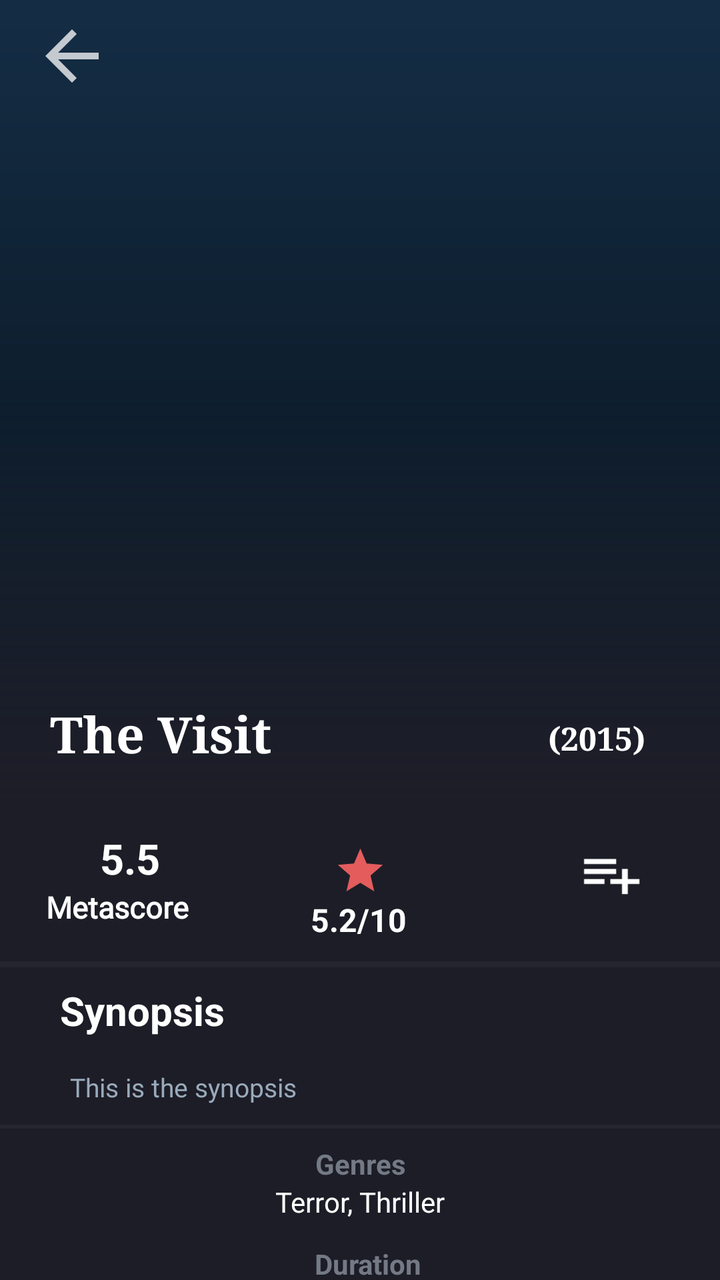
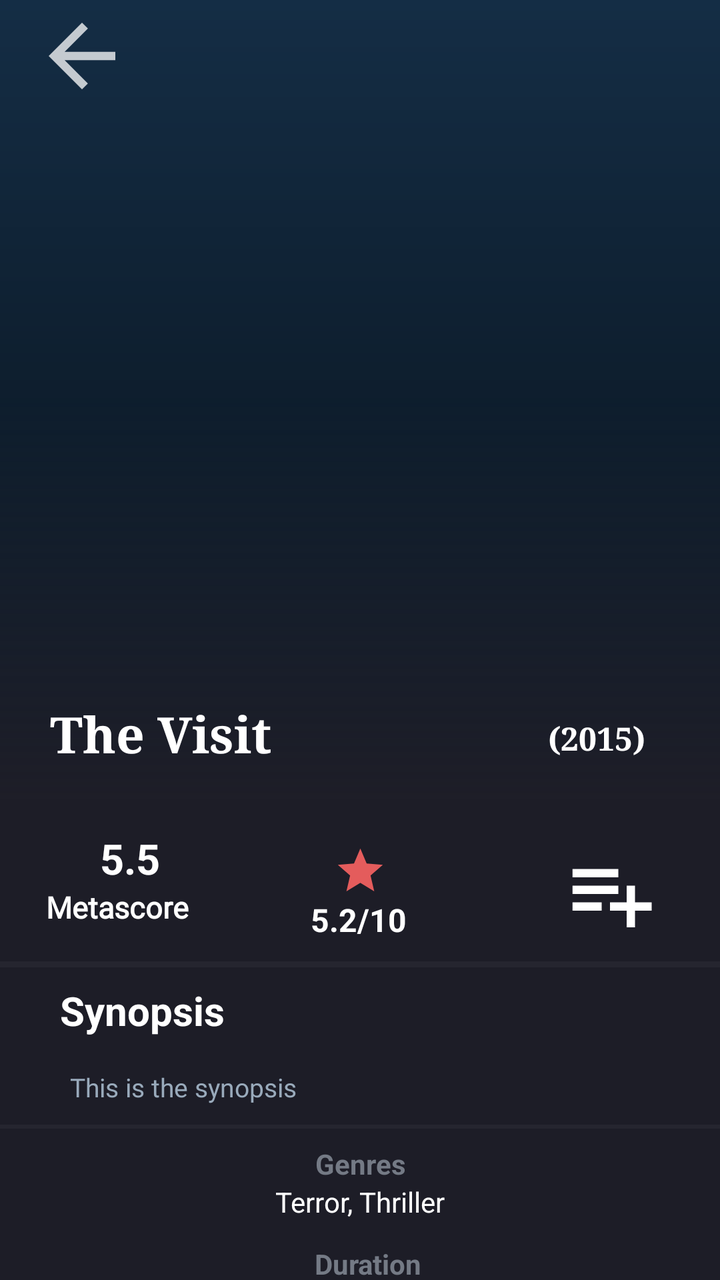

Compare the two renders of this Android layout. The source of the first and the diff that turns it into the second are given below.
<!-- AndroidManifest.xml: application theme Theme.Foundfootage -->
<!-- res/layout/activity_detailed.xml -->
<?xml version="1.0" encoding="utf-8"?>
<androidx.coordinatorlayout.widget.CoordinatorLayout xmlns:android="http://schemas.android.com/apk/res/android"
    android:layout_width="match_parent"
    android:layout_height="match_parent"
    xmlns:tools="http://schemas.android.com/tools"
    xmlns:app="http://schemas.android.com/apk/res-auto"
    android:background="#1d1d27"
    tools:context=".DetailedActivity">
    
    <com.google.android.material.appbar.AppBarLayout
        android:id="@+id/appbar"
        android:layout_width="match_parent"
        android:layout_height="400dp"
        android:fitsSystemWindows="true"
        >

        <com.google.android.material.appbar.CollapsingToolbarLayout
            android:id="@+id/collapsing_toolbar"
            android:layout_width="match_parent"
            android:layout_height="match_parent"
            android:fitsSystemWindows="true"
            app:layout_scrollFlags="scroll|snap|exitUntilCollapsed"
            >

            <FrameLayout
                android:layout_width="match_parent"
                android:layout_height="wrap_content">

                <ImageView
                android:id="@+id/image_movie"
                android:layout_width="match_parent"
                android:layout_height="match_parent"
                android:scaleType="fitXY"
                app:layout_collapseMode="parallax"
                />

                <View
                android:layout_width="match_parent"
                android:layout_gravity="top"
                android:background="@drawable/fade_image_background"
                android:layout_height="400dp"/>

                <RelativeLayout
                    android:layout_width="fill_parent"
                    android:layout_height="fill_parent" >

                    <TextView
                        android:id="@+id/title_movie"
                        android:layout_width="264dp"
                        android:layout_height="wrap_content"
                        android:layout_marginTop="350dp"
                        android:fontFamily="serif"
                        android:paddingLeft="25dp"
                        android:text="The Visit"
                        android:textColor="@color/white"
                        android:textSize="25sp"
                        android:textStyle="bold"
                        app:autoSizeTextType="uniform">

                    </TextView>

                    <TextView
                        android:id="@+id/release_movie"
                        android:layout_width="wrap_content"
                        android:layout_height="wrap_content"
                        android:layout_marginTop="358dp"
                        android:layout_toRightOf="@id/title_movie"
                        android:fontFamily="serif"
                        android:paddingStart="10dp"
                        android:text="(2015)"
                        android:textColor="@color/white"
                        android:textSize="16sp"
                        android:textStyle="bold">

                    </TextView>

                </RelativeLayout>
            </FrameLayout>

            <androidx.appcompat.widget.Toolbar
                android:id="@+id/toolbar"
                android:layout_width="match_parent"
                android:layout_height="?attr/actionBarSize"
                app:layout_collapseMode="pin">

                <Button
                    android:layout_width="40dp"
                    android:layout_height="40dp"
                    android:id="@+id/gobackbutton"
                    app:backgroundTint="@color/white"
                    android:background="@drawable/arrow_goback"/>
            </androidx.appcompat.widget.Toolbar>

        </com.google.android.material.appbar.CollapsingToolbarLayout>

    </com.google.android.material.appbar.AppBarLayout>

    <androidx.core.widget.NestedScrollView
        android:id="@+id/nestedScrollView"
        android:layout_width="match_parent"
        android:layout_height="match_parent"
        app:layout_behavior="com.google.android.material.appbar.AppBarLayout$ScrollingViewBehavior">

        <androidx.constraintlayout.widget.ConstraintLayout
            android:layout_width="match_parent"
            android:layout_height="match_parent">

            <TextView
                android:id="@+id/metascore_movie"
                android:layout_width="wrap_content"
                android:layout_height="wrap_content"
                android:layout_marginTop="15dp"
                android:text="5.5"
                android:textColor="@color/white"
                android:textSize="21sp"
                android:textStyle="bold"
                android:paddingStart="50dp"
                app:layout_constraintStart_toStartOf="parent"
                app:layout_constraintTop_toBottomOf="parent"
                app:layout_constraintTop_toTopOf="parent">

            </TextView>

            <TextView
                android:id="@+id/metascore_title"
                android:layout_width="wrap_content"
                android:layout_height="wrap_content"
                android:fontFamily="@font/patua_one"
                android:text="Metascore"
                android:textStyle="bold"
                android:textColor="@color/white"
                android:textSize="15sp"
                app:layout_constraintEnd_toEndOf="parent"
                app:layout_constraintHorizontal_bias="0.08"
                app:layout_constraintStart_toStartOf="parent"
                app:layout_constraintTop_toBottomOf="@+id/metascore_movie">

            </TextView>

            <ImageView
                android:id="@+id/imageView"
                android:layout_width="33dp"

                android:layout_height="27dp"
                android:layout_marginTop="22dp"
                android:src="@drawable/ic_baseline_star_24"
                app:layout_constraintEnd_toEndOf="parent"
                app:layout_constraintStart_toStartOf="parent"
                app:layout_constraintTop_toBottomOf="parent"
                app:layout_constraintTop_toTopOf="parent">

            </ImageView>

            <TextView
                android:id="@+id/rate_movie"
                android:layout_width="wrap_content"
                android:layout_height="match_parent"
                android:text="5.2/10"
                android:textSize="16sp"
                android:textStyle="bold"
                android:textColor="@color/white"
                app:layout_constraintEnd_toEndOf="parent"
                app:layout_constraintHorizontal_bias="0.498"
                app:layout_constraintStart_toStartOf="parent"
                app:layout_constraintTop_toBottomOf="@+id/imageView">

            </TextView>

            <ToggleButton
                android:id="@+id/watchlist_button"
                android:layout_width="35dp"
                android:layout_marginStart="250dp"
                android:layout_height="30dp"
                android:textOn=" "
                android:textOff=" "
                android:layout_marginTop="22dp"
                app:layout_constraintEnd_toEndOf="parent"
                app:layout_constraintStart_toStartOf="parent"
                app:layout_constraintTop_toBottomOf="parent"
                app:layout_constraintTop_toTopOf="parent"
                android:background="@drawable/watchlist_add_icon"
                />


            <View
                android:id="@+id/view1"
                android:layout_width="360dp"
                android:layout_height="3dp"
                android:layout_margin="10dp"
                android:background="#25252f"
                app:layout_constraintEnd_toEndOf="parent"
                app:layout_constraintStart_toStartOf="parent"
                app:layout_constraintTop_toBottomOf="@+id/rate_movie">

            </View>

            <TextView
                android:id="@+id/synopsis_title"
                android:layout_width="match_parent"
                android:layout_height="wrap_content"
                android:layout_marginTop="8dp"
                android:paddingStart="30dp"
                android:paddingEnd="10dp"
                android:text="Synopsis"
                android:textColor="@color/white"
                android:textSize="20sp"
                android:textStyle="bold"
                app:layout_constraintEnd_toEndOf="parent"
                app:layout_constraintHorizontal_bias="1.0"
                app:layout_constraintStart_toStartOf="parent"
                app:layout_constraintTop_toBottomOf="@+id/view1">

            </TextView>

            <TextView
                android:id="@+id/synopsis"
                android:layout_width="match_parent"
                android:layout_height="wrap_content"
                android:layout_marginTop="16dp"
                android:fontFamily="@font/trocchi"
                android:paddingStart="35dp"
                android:paddingEnd="35dp"
                android:text="This is the synopsis"
                android:textColor="#9ab"
                android:textSize="13sp"
                app:layout_constraintEnd_toEndOf="parent"
                app:layout_constraintHorizontal_bias="0.0"
                app:layout_constraintStart_toStartOf="parent"
                app:layout_constraintTop_toBottomOf="@+id/synopsis_title">

            </TextView>

            <View
                android:id="@+id/view2"
                android:layout_width="360dp"
                android:layout_height="2dp"
                android:layout_margin="10dp"
                android:background="#25252f"
                app:layout_constraintEnd_toEndOf="parent"
                app:layout_constraintStart_toStartOf="parent"
                app:layout_constraintTop_toBottomOf="@+id/synopsis">

            </View>


            <TextView
                android:id="@+id/genres_title"
                android:layout_width="wrap_content"
                android:layout_height="wrap_content"
                android:layout_marginTop="8dp"
                android:text="Genres"
                android:textColor="#747a85"
                android:gravity="center"
                android:textStyle="bold"
                app:layout_constraintEnd_toEndOf="parent"
                app:layout_constraintStart_toStartOf="parent"
                app:layout_constraintTop_toBottomOf="@+id/view2">

            </TextView>

            <TextView
                android:id="@+id/genres_movie"
                android:layout_width="wrap_content"
                android:layout_height="wrap_content"
                android:text="Terror, Thriller"
                android:textColor="@color/white"
                app:layout_constraintEnd_toEndOf="parent"
                app:layout_constraintStart_toStartOf="parent"
                app:layout_constraintTop_toBottomOf="@+id/genres_title">

            </TextView>

            <TextView
                android:id="@+id/duration_title"
                android:layout_width="wrap_content"
                android:layout_height="wrap_content"
                android:layout_marginTop="12dp"
                android:text="Duration"
                android:textColor="#747a85"
                android:textStyle="bold"
                app:layout_constraintEnd_toEndOf="parent"
                app:layout_constraintHorizontal_bias="0.0"
                app:layout_constraintStart_toStartOf="@id/genres_title"
                app:layout_constraintTop_toBottomOf="@+id/genres_movie">

            </TextView>

            <TextView
                android:id="@+id/duration_movie"
                android:layout_width="wrap_content"
                android:layout_height="wrap_content"
                android:text="1h 30m"
                android:textColor="@color/white"
                android:paddingStart="9dp"
                app:layout_constraintBottom_toBottomOf="parent"
                app:layout_constraintEnd_toEndOf="parent"
                app:layout_constraintStart_toStartOf="parent"
                app:layout_constraintTop_toBottomOf="@+id/duration_title"
                app:layout_constraintVertical_bias="0.0">

            </TextView>

            <TextView
                android:id="@+id/cast_title"
                android:layout_width="wrap_content"
                android:layout_height="wrap_content"
                android:layout_marginTop="12dp"
                android:text="Cast"
                android:textColor="#747a85"
                android:textStyle="bold"
                app:layout_constraintEnd_toEndOf="parent"
                app:layout_constraintHorizontal_bias="0.51"
                app:layout_constraintStart_toStartOf="parent"
                app:layout_constraintTop_toBottomOf="@+id/duration_movie">

            </TextView>

            <TextView
                android:id="@+id/cast_movie"
                android:layout_width="wrap_content"
                android:layout_height="wrap_content"
                android:text="this is the cast"
                android:paddingStart="30dp"
                android:paddingEnd="30dp"
                android:gravity="center"
                android:textColor="@color/white"
                android:textSize="14sp"
                app:layout_constraintEnd_toEndOf="parent"
                app:layout_constraintStart_toStartOf="parent"
                app:layout_constraintTop_toBottomOf="@+id/cast_title">

            </TextView>

            <TextView
                android:id="@+id/directors_title"
                android:layout_width="wrap_content"
                android:layout_height="wrap_content"
                android:layout_marginTop="12dp"
                android:text="Directors"
                android:textColor="#747a85"
                android:textStyle="bold"
                app:layout_constraintEnd_toEndOf="parent"
                app:layout_constraintHorizontal_bias="0.51"
                app:layout_constraintStart_toStartOf="parent"
                app:layout_constraintTop_toBottomOf="@+id/cast_movie">

            </TextView>

            <TextView
                android:id="@+id/directors_movie"
                android:layout_width="wrap_content"
                android:layout_height="wrap_content"
                android:text="this is the directors"
                android:textColor="@color/white"
                android:textSize="14sp"
                android:layout_marginTop="5dp"
                app:layout_constraintEnd_toEndOf="parent"
                app:layout_constraintStart_toStartOf="parent"
                app:layout_constraintTop_toBottomOf="@+id/directors_title">

            </TextView>

        </androidx.constraintlayout.widget.ConstraintLayout>

    </androidx.core.widget.NestedScrollView>

</androidx.coordinatorlayout.widget.CoordinatorLayout>
<!-- resources referenced by this layout -->
<resources>
  <color name="white">#FFFFFF</color>
  <!-- drawable arrow_goback (drawable) -->
  <vector android:alpha="0.75" android:autoMirrored="true"
      android:height="24dp" android:tint="@color/white"
      android:viewportHeight="24" android:viewportWidth="24"
      android:width="24dp" xmlns:android="http://schemas.android.com/apk/res/android">
      <path android:fillColor="@color/white" android:pathData="M20,11H7.83l5.59,-5.59L12,4l-8,8 8,8 1.41,-1.41L7.83,13H20v-2z"/>
  </vector>
  <!-- drawable fade_image_background (drawable) -->
  <?xml version="1.0" encoding="utf-8"?>
  
  <shape xmlns:android="http://schemas.android.com/apk/res/android">
      <gradient
          android:angle="90"
          android:centerColor="#59000000"
          android:endColor="@android:color/transparent"
          android:startColor="#1d1d27" />
  </shape>
  <!-- drawable ic_baseline_star_24 (drawable) -->
  <vector android:height="24dp" android:tint="#E45C5C"
      android:viewportHeight="24" android:viewportWidth="24"
      android:width="24dp" xmlns:android="http://schemas.android.com/apk/res/android">
      <path android:fillColor="@android:color/white" android:pathData="M12,17.27L18.18,21l-1.64,-7.03L22,9.24l-7.19,-0.61L12,2 9.19,8.63 2,9.24l5.46,4.73L5.82,21z"/>
  </vector>
  <!-- drawable watchlist_add_icon (drawable) -->
  <vector android:autoMirrored="true" android:height="24dp"
      android:tint="#FFFFFF" android:viewportHeight="24"
      android:viewportWidth="24" android:width="24dp" xmlns:android="http://schemas.android.com/apk/res/android">
      <path android:fillColor="@android:color/white" android:pathData="M14,10H3v2h11V10zM14,6H3v2h11V6zM18,14v-4h-2v4h-4v2h4v4h2v-4h4v-2H18zM3,16h7v-2H3V16z"/>
  </vector>
  <style name="Theme.Foundfootage" parent="Theme.MaterialComponents.DayNight.NoActionBar">
          
          <item name="colorPrimary">@color/purplea</item>
          <item name="colorPrimaryVariant">@color/purple_700</item>
          <item name="colorOnPrimary">@color/white</item>
          
          <item name="colorSecondary">@color/teal_200</item>
          <item name="colorSecondaryVariant">@color/teal_700</item>
          <item name="colorOnSecondary">@color/black</item>
          
          <item name="android:statusBarColor" tools:targetApi="l">@color/purplea2</item>
          
      </style>
  <color name="purplea">#142d45</color>
  <color name="purple_700">#FF3700B3</color>
  <color name="teal_200">#FF03DAC5</color>
  <color name="teal_700">#FF018786</color>
  <color name="black">#FF000000</color>
  <color name="purplea2">#051d36</color>
</resources>

<!-- the commit's change to res/layout/activity_detailed.xml (unified diff, before → after) -->
@@ -84,9 +84,10 @@
                 app:layout_collapseMode="pin">
 
                 <Button
-                    android:layout_width="40dp"
-                    android:layout_height="40dp"
+                    android:layout_width="50dp"
+                    android:layout_height="50dp"
                     android:id="@+id/gobackbutton"
+                    android:contentDescription="Button back"
                     app:backgroundTint="@color/white"
                     android:background="@drawable/arrow_goback"/>
             </androidx.appcompat.widget.Toolbar>
@@ -168,9 +169,9 @@
 
             <ToggleButton
                 android:id="@+id/watchlist_button"
-                android:layout_width="35dp"
+                android:layout_width="50dp"
+                android:layout_height="50dp"
                 android:layout_marginStart="250dp"
-                android:layout_height="30dp"
                 android:textOn=" "
                 android:textOff=" "
                 android:layout_marginTop="22dp"
<!-- resource entries referenced after the edit -->
@@ -30,7 +30,7 @@
       android:viewportWidth="24" android:width="24dp" xmlns:android="http://schemas.android.com/apk/res/android">
       <path android:fillColor="@android:color/white" android:pathData="M14,10H3v2h11V10zM14,6H3v2h11V6zM18,14v-4h-2v4h-4v2h4v4h2v-4h4v-2H18zM3,16h7v-2H3V16z"/>
   </vector>
-  <style name="Theme.Foundfootage" parent="Theme.MaterialComponents.DayNight.NoActionBar">
+  <style name="Theme.Foundfootage" parent="Theme.AppCompat.DayNight.NoActionBar">
           
           <item name="colorPrimary">@color/purplea</item>
           <item name="colorPrimaryVariant">@color/purple_700</item>
